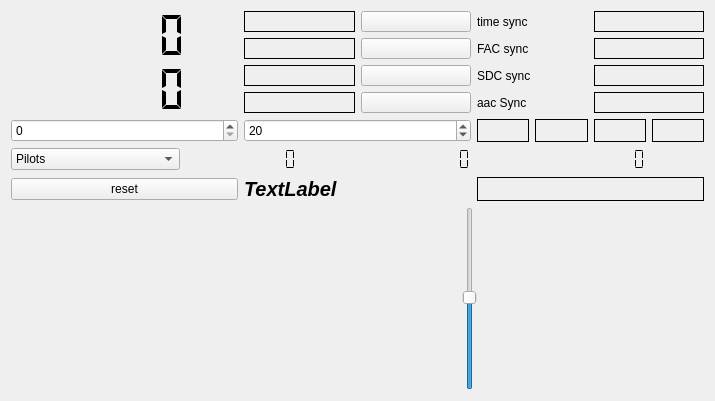
This is decoders/drm-decoder/drmdecoder.ui in JvanKatwijk/swradio-8 as Qt 5 draws it before an edit. The edited form follows.
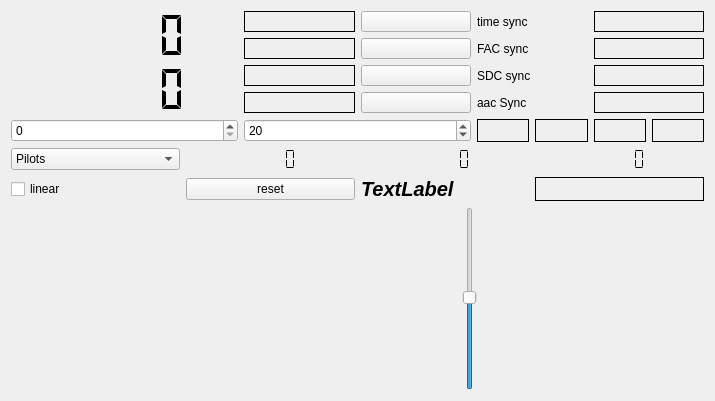
This is the edited form. Custom widgets are drawn as their Qt base class.

```diff
--- a/decoders/drm-decoder/drmdecoder.ui
+++ b/decoders/drm-decoder/drmdecoder.ui
@@ -366,6 +366,13 @@
    </item>
    <item>
     <layout class="QHBoxLayout" name="horizontalLayout_2">
+     <item>
+      <widget class="QCheckBox" name="eqSelector">
+       <property name="text">
+        <string>linear</string>
+       </property>
+      </widget>
+     </item>
      <item>
       <widget class="QPushButton" name="resetButton">
        <property name="text">
```
